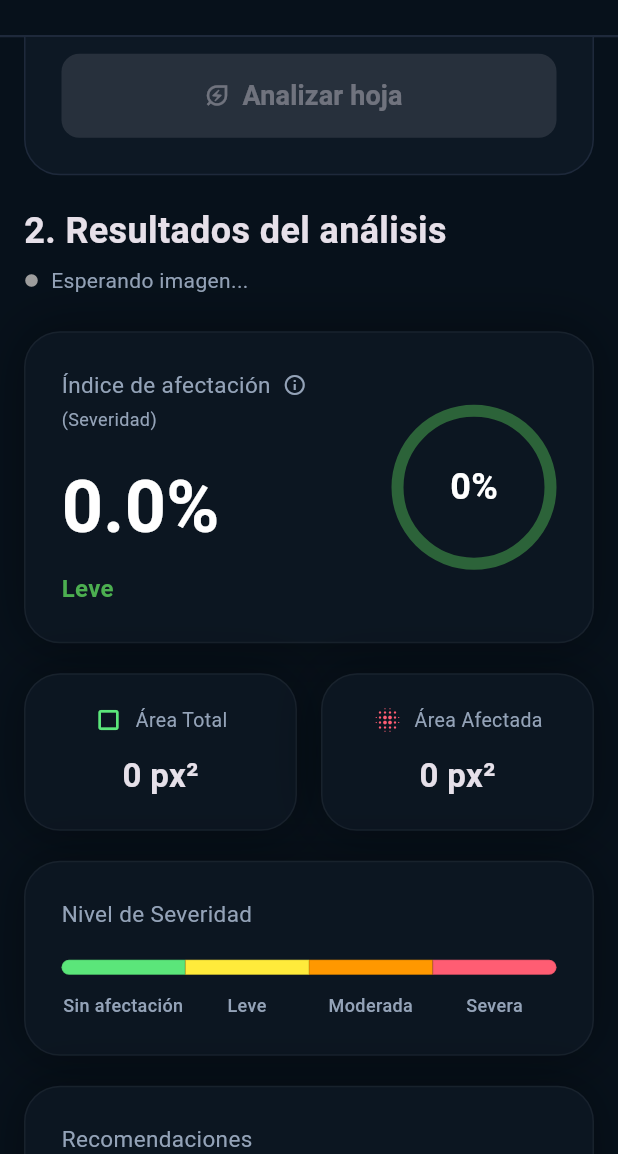
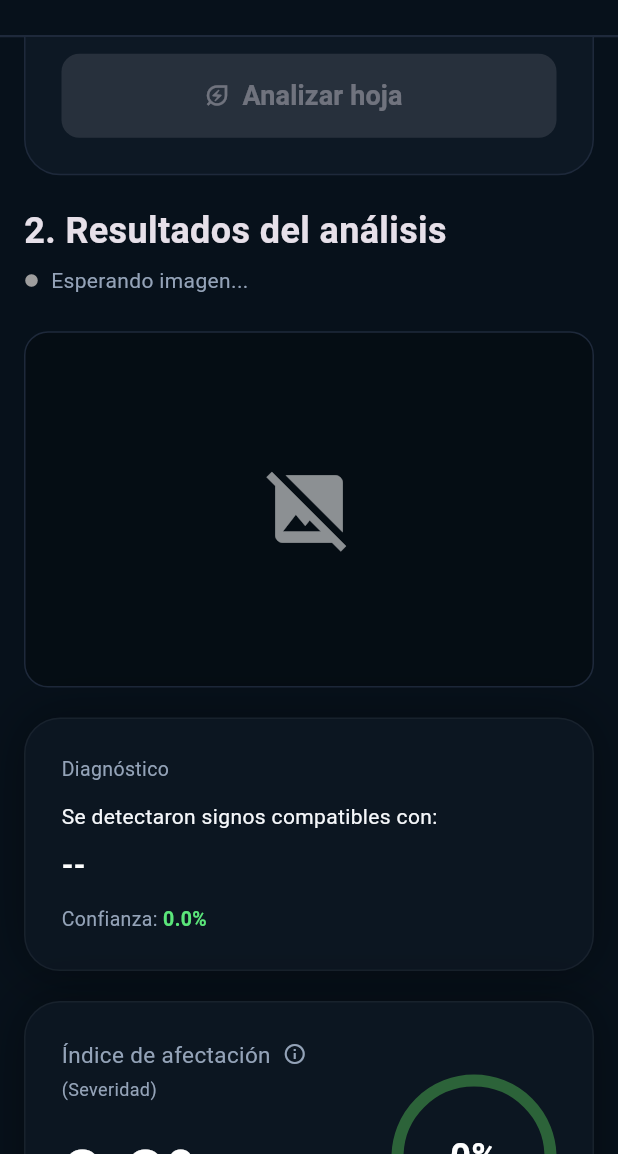
Before and after one commit to francisayala/VitisGuard, a Flutter app: the screen it shows after launch, scrolled down 576 dp, on a phone screen of 412 x 824 dp, the part 82-1236 px from its top. Run offline on Flutter 3.47's test engine with Material 3 defaults, Android fonts, the phone set to English and light mode, and no system bars; our stand-ins replace file_picker, sqflite_common_ffi; accounts and stored records are empty.

Commit message:
arreglo a la pantalla de resultados, ya no se pasa la imagen de la hoja en resultados a el panel de analisis

```diff
--- a/vitisguard_frontend/lib/screens/dashboard_screen.dart
+++ b/vitisguard_frontend/lib/screens/dashboard_screen.dart
@@ -189,6 +189,8 @@ class _DashboardScreenState extends State<DashboardScreen> {
             rutaImagen: _rutaImagenActual,
             areaTotal: _areaTotal,
             areaAfectada: _areaAfectada,
+
+            modoCompleto: false,
             onNuevoAnalisis: () => setState(() {
               _diagnostico = "--";
               _indice = 0.0;
--- a/vitisguard_frontend/lib/widgets/results_view.dart
+++ b/vitisguard_frontend/lib/widgets/results_view.dart
@@ -1,4 +1,5 @@
 import 'package:flutter/material.dart';
+import 'dart:io';
 import '../theme/app_colors.dart';
 import 'glass_card.dart';
 import 'severity_bar.dart';
@@ -6,15 +7,17 @@ import 'responsive.dart';
 import '../l10n/app_localizations.dart';
 
 class ResultsView extends StatelessWidget {
-  // Compuertas para recibir los datos del análisis
   final double indice;
   final double confianza;
-  final String diagnostico; // Se mantiene para no romper el dashboard
-  final String? rutaImagen; // Se mantiene para no romper el dashboard
+  final String diagnostico;
+  final String? rutaImagen;
   final String fecha;
   final int areaTotal;
   final int areaAfectada;
   final VoidCallback? onNuevoAnalisis;
+
+  // ---> EL INTERRUPTOR MÁGICO <---
+  final bool modoCompleto;
 
   const ResultsView({
     super.key,
@@ -26,9 +29,9 @@ class ResultsView extends StatelessWidget {
     this.areaTotal = 0,
     this.areaAfectada = 0,
     this.onNuevoAnalisis,
+    this.modoCompleto = true,
   });
 
-  // Función para obtener la fecha de hoy si es un análisis nuevo
   String _obtenerFechaActual() {
     final now = DateTime.now();
     return "${now.day.toString().padLeft(2, '0')}/${now.month.toString().padLeft(2, '0')}/${now.year} - ${now.hour.toString().padLeft(2, '0')}:${now.minute.toString().padLeft(2, '0')}";
@@ -39,7 +42,6 @@ class ResultsView extends StatelessWidget {
     final bool isMobile = Responsive.isMobile(context);
     final l10n = AppLocalizations.of(context)!;
 
-    // --- LÓGICA DINÁMICA ---
     final String fechaMostrar = fecha.isNotEmpty
         ? fecha
         : _obtenerFechaActual();
@@ -53,7 +55,7 @@ class ResultsView extends StatelessWidget {
     return Column(
       crossAxisAlignment: CrossAxisAlignment.start,
       children: [
-        /// ================= HEADER =================
+        /// ================= HEADER (SIEMPRE SE MUESTRA) =================
         Text(
           l10n.tituloResultados,
           style: TextStyle(
@@ -80,9 +82,148 @@ class ResultsView extends StatelessWidget {
         ),
         const SizedBox(height: 24),
 
-        /// ================= BODY (SOLO MÉTRICAS) =================
+        /// ================= CUERPO =================
+        // SI EL INTERRUPTOR ESTÁ APAGADO (Pestaña Análisis): Solo mostramos métricas
+        if (!modoCompleto)
+          _buildRightColumn(
+            context,
+            isMobile,
+            l10n,
+            textoSeveridad,
+            colorSeveridad,
+          )
+        // SI EL INTERRUPTOR ESTÁ ENCENDIDO (Pestaña Resultados): Mostramos las 2 columnas
+        else
+          isMobile
+              ? Column(
+                  children: [
+                    _buildLeftColumn(context, isMobile, l10n),
+                    const SizedBox(height: 20),
+                    _buildRightColumn(
+                      context,
+                      isMobile,
+                      l10n,
+                      textoSeveridad,
+                      colorSeveridad,
+                    ),
+                  ],
+                )
+              : Row(
+                  crossAxisAlignment: CrossAxisAlignment.start,
+                  children: [
+                    Expanded(
+                      flex: 5,
+                      child: _buildLeftColumn(context, isMobile, l10n),
+                    ),
+                    const SizedBox(width: 24),
+                    Expanded(
+                      flex: 6,
+                      child: _buildRightColumn(
+                        context,
+                        isMobile,
+                        l10n,
+                        textoSeveridad,
+                        colorSeveridad,
+                      ),
+                    ),
+                  ],
+                ),
+      ],
+    );
+  }
 
-        // 1. Índice de afectación
+  // --- COLUMNA IZQUIERDA (FOTO RECTANGULAR Y DIAGNÓSTICO) ---
+  Widget _buildLeftColumn(
+    BuildContext context,
+    bool isMobile,
+    AppLocalizations l10n,
+  ) {
+    return Column(
+      children: [
+        AspectRatio(
+          aspectRatio: 16 / 10,
+          child: Container(
+            width: double.infinity,
+            decoration: BoxDecoration(
+              borderRadius: BorderRadius.circular(16),
+              color: Colors.black26,
+              border: Border.all(color: AppColors.border),
+              image: rutaImagen != null && rutaImagen!.isNotEmpty
+                  ? DecorationImage(
+                      image: FileImage(File(rutaImagen!)),
+                      fit: BoxFit.cover,
+                    )
+                  : null,
+            ),
+            child: rutaImagen == null || rutaImagen!.isEmpty
+                ? const Center(
+                    child: Icon(
+                      Icons.image_not_supported,
+                      size: 60,
+                      color: Colors.white54,
+                    ),
+                  )
+                : null,
+          ),
+        ),
+        const SizedBox(height: 20),
+        GlassCard(
+          child: Column(
+            crossAxisAlignment: CrossAxisAlignment.start,
+            children: [
+              const Text(
+                "Diagnóstico",
+                style: TextStyle(color: AppColors.textSoft, fontSize: 13),
+              ),
+              const SizedBox(height: 12),
+              const Text(
+                "Se detectaron signos compatibles con:",
+                style: TextStyle(color: AppColors.text, fontSize: 14),
+              ),
+              const SizedBox(height: 8),
+              Text(
+                diagnostico,
+                style: const TextStyle(
+                  fontSize: 20,
+                  fontWeight: FontWeight.bold,
+                  color: Colors.white,
+                ),
+              ),
+              const SizedBox(height: 12),
+              Row(
+                children: [
+                  const Text(
+                    "Confianza: ",
+                    style: TextStyle(color: AppColors.textSoft, fontSize: 13),
+                  ),
+                  Text(
+                    "${confianza.toStringAsFixed(1)}%",
+                    style: const TextStyle(
+                      color: AppColors.accent,
+                      fontWeight: FontWeight.bold,
+                      fontSize: 13,
+                    ),
+                  ),
+                ],
+              ),
+            ],
+          ),
+        ),
+      ],
+    );
+  }
+
+  // --- COLUMNA DERECHA (MÉTRICAS Y BOTONES) ---
+  Widget _buildRightColumn(
+    BuildContext context,
+    bool isMobile,
+    AppLocalizations l10n,
+    String textoSeveridad,
+    Color colorSeveridad,
+  ) {
+    return Column(
+      crossAxisAlignment: CrossAxisAlignment.start,
+      children: [
         GlassCard(
           child: Row(
             children: [
@@ -136,7 +277,6 @@ class ResultsView extends StatelessWidget {
                   ],
                 ),
               ),
-              // Círculo
               Container(
                 width: 110,
                 height: 110,
@@ -162,8 +302,6 @@ class ResultsView extends StatelessWidget {
           ),
         ),
         const SizedBox(height: 20),
-
-        // 2. Áreas (Dinámicas)
         Row(
           children: [
             Expanded(
@@ -186,8 +324,6 @@ class ResultsView extends StatelessWidget {
           ],
         ),
         const SizedBox(height: 20),
-
-        // 3. Nivel de Severidad
         GlassCard(
           child: Column(
             crossAxisAlignment: CrossAxisAlignment.start,
@@ -202,8 +338,6 @@ class ResultsView extends StatelessWidget {
           ),
         ),
         const SizedBox(height: 20),
-
-        // 4. Recomendaciones
         GlassCard(
           child: Column(
             crossAxisAlignment: CrossAxisAlignment.start,
@@ -222,11 +356,11 @@ class ResultsView extends StatelessWidget {
                 child: TextButton(
                   onPressed: () {},
                   style: TextButton.styleFrom(
+                    backgroundColor: AppColors.accentSoft,
                     padding: const EdgeInsets.symmetric(
                       horizontal: 20,
                       vertical: 12,
                     ),
-                    backgroundColor: AppColors.accentSoft,
                     shape: RoundedRectangleBorder(
                       borderRadius: BorderRadius.circular(12),
                       side: const BorderSide(color: AppColors.border),
@@ -241,24 +375,23 @@ class ResultsView extends StatelessWidget {
             ],
           ),
         ),
-        const SizedBox(height: 30),
-
-        /// ================= FOOTER BUTTONS =================
-        Row(
+        if (modoCompleto)
+          Padding(
+            padding: const EdgeInsets.only(top: 30, bottom: 20),
+            child: Row(
               mainAxisAlignment: MainAxisAlignment.center,
               children: [
                 ElevatedButton(
                   onPressed: () {
-                if (onNuevoAnalisis != null) {
-                  onNuevoAnalisis!(); // Limpia los datos desde el dashboard
-                } else {
+                    if (onNuevoAnalisis != null)
+                      onNuevoAnalisis!();
+                    else
                       Navigator.maybePop(context);
-                }
                   },
                   style: ElevatedButton.styleFrom(
                     backgroundColor: AppColors.card,
                     padding: const EdgeInsets.symmetric(
-                  horizontal: 30,
+                      horizontal: 40,
                       vertical: 20,
                     ),
                     shape: RoundedRectangleBorder(
@@ -266,37 +399,43 @@ class ResultsView extends StatelessWidget {
                       side: const BorderSide(color: AppColors.border),
                     ),
                   ),
-              child: Text(
-                l10n.nuevoAnalisis,
-                style: const TextStyle(color: Colors.white),
+                  child: const Text(
+                    "Nueva imagen",
+                    style: TextStyle(
+                      color: Colors.white,
+                      fontSize: 15,
+                      fontWeight: FontWeight.bold,
+                    ),
                   ),
                 ),
                 const SizedBox(width: 20),
                 ElevatedButton(
-              onPressed: () {
-                ScaffoldMessenger.of(context).showSnackBar(
+                  onPressed: () => ScaffoldMessenger.of(context).showSnackBar(
                     const SnackBar(
                       content: Text("Generación de reporte en desarrollo..."),
                     ),
-                );
-              },
+                  ),
                   style: ElevatedButton.styleFrom(
-                backgroundColor: AppColors.accentSoft,
+                    backgroundColor: AppColors.accent,
                     padding: const EdgeInsets.symmetric(
-                  horizontal: 30,
+                      horizontal: 40,
                       vertical: 20,
                     ),
                     shape: RoundedRectangleBorder(
                       borderRadius: BorderRadius.circular(16),
-                  side: const BorderSide(color: AppColors.accent),
                     ),
                   ),
-              child: Text(
-                l10n.descargarReporte,
-                style: const TextStyle(color: AppColors.accent),
+                  child: const Text(
+                    "Exportar reporte",
+                    style: TextStyle(
+                      color: Colors.white,
+                      fontSize: 15,
+                      fontWeight: FontWeight.bold,
+                    ),
                   ),
                 ),
               ],
+            ),
           ),
       ],
     );
```
Lines whose indentation alone changed are shown as unchanged.
